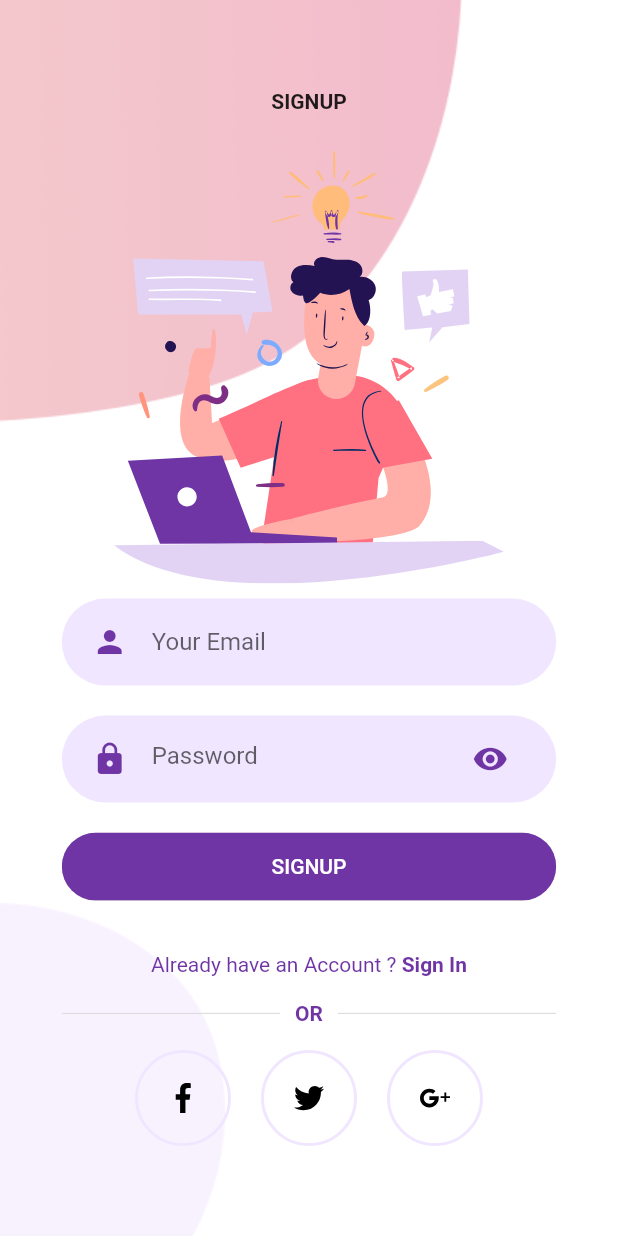
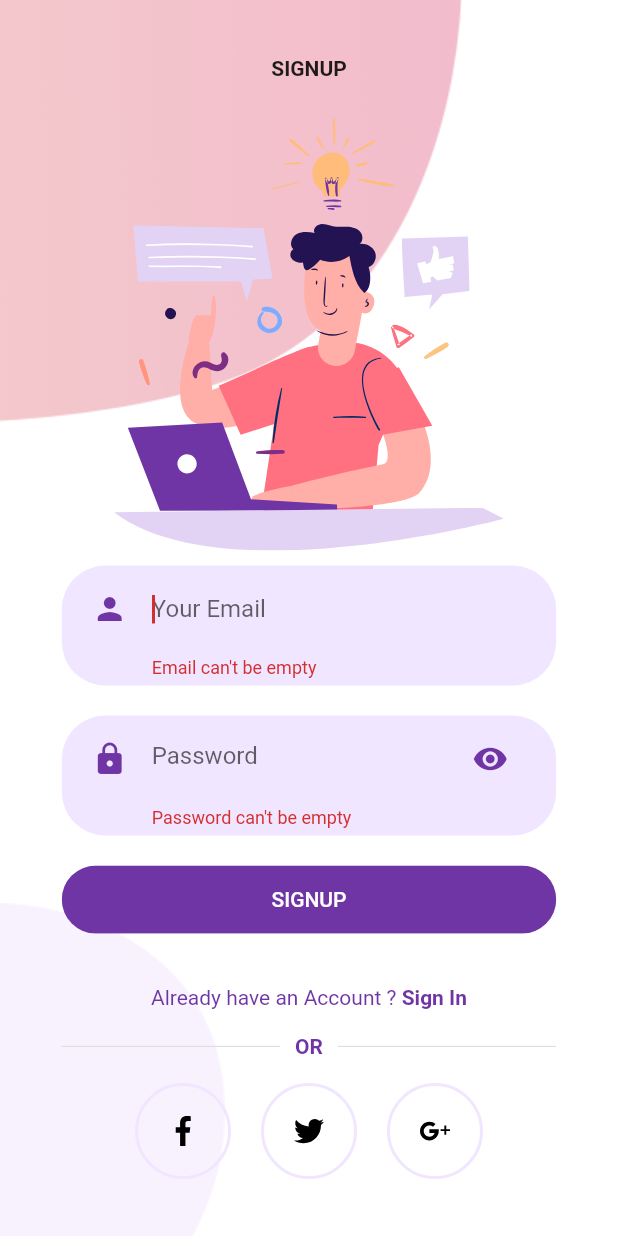
Before and after one commit to olagookundavid/onboarding-screen-, a Flutter app: the RegisterScreen screen opened directly, after a tap on "SIGNUP", on a phone screen of 412 x 824 dp. Run offline on Flutter 3.47's test engine with Material 2 defaults, Android fonts, the phone set to English and light mode, and no system bars; our stand-ins replace firebase_auth, firebase_core, flutter_svg; accounts and stored records are empty.

Commit message:
initialized firebase for project

```diff
--- a/lib/components/rounded_input_field.dart
+++ b/lib/components/rounded_input_field.dart
@@ -3,21 +3,22 @@ import '../constants.dart';
 import 'text_field_container.dart';
 
 class RoundedInputField extends StatelessWidget {
+  final TextEditingController controller;
   final String hintText;
   final IconData icon;
-  final ValueChanged<String> onChanged;
   const RoundedInputField({
     Key? key,
     required this.hintText,
     this.icon = Icons.person,
-    required this.onChanged,
+    required this.controller,
   }) : super(key: key);
 
   @override
   Widget build(BuildContext context) {
     return TextFieldContainer(
-      child: TextField(
-        onChanged: onChanged,
+      child: TextFormField(
+        autofocus: true,
+        controller: controller,
         cursorColor: kPrimaryColor,
         decoration: InputDecoration(
           icon: Icon(
@@ -27,6 +28,18 @@ class RoundedInputField extends StatelessWidget {
           hintText: hintText,
           border: InputBorder.none,
         ),
+        validator: (text) {
+          if (text == null || text.isEmpty) {
+            return 'Email can\'t be empty';
+          }
+          //email regexp matcher
+          if (!RegExp(r"^[a-zA-Z0-9.]+@[a-zA-Z0-9]+\.[a-zA-Z]+")
+              .hasMatch(text)) {
+            return 'Please enter a valid email address';
+          }
+          return null;
+        },
+        autovalidateMode: AutovalidateMode.onUserInteraction,
       ),
     );
   }
--- a/lib/components/rounded_password_field.dart
+++ b/lib/components/rounded_password_field.dart
@@ -1,34 +1,69 @@
 import 'package:flutter/material.dart';
-
 import '../constants.dart';
 import 'text_field_container.dart';
 
-class RoundedPasswordField extends StatelessWidget {
-  final ValueChanged<String> onChanged;
+class RoundedPasswordField extends StatefulWidget {
   const RoundedPasswordField({
     Key? key,
-    required this.onChanged,
+    required this.controller,
   }) : super(key: key);
+
+  final TextEditingController controller;
+
+  @override
+  State<RoundedPasswordField> createState() => _RoundedPasswordFieldState();
+}
+
+class _RoundedPasswordFieldState extends State<RoundedPasswordField> {
+  bool isPassCodeVisible = true;
 
   @override
   Widget build(BuildContext context) {
     return TextFieldContainer(
-      child: TextField(
-        obscureText: true,
-        onChanged: onChanged,
+      child: TextFormField(
+        controller: widget.controller,
+        obscureText: isPassCodeVisible,
         cursorColor: kPrimaryColor,
-        decoration: const InputDecoration(
+        decoration: InputDecoration(
           hintText: "Password",
-          icon: Icon(
+          icon: const Icon(
             Icons.lock,
             color: kPrimaryColor,
           ),
-          suffixIcon: Icon(
-            Icons.visibility,
-            color: kPrimaryColor,
+          suffixIcon: IconButton(
+            tooltip: 'toggle visibility',
+            icon: isPassCodeVisible
+                ? const Icon(
+                    Icons.visibility,
+                    color: kPrimaryColor,
+                  )
+                : const Icon(
+                    Icons.visibility_off,
+                    color: kPrimaryColor,
+                  ),
+            onPressed: () {
+              setState(() {
+                isPassCodeVisible = !isPassCodeVisible;
+              });
+            },
           ),
           border: InputBorder.none,
         ),
+        validator: (text) {
+          if (text == null || text.isEmpty) {
+            return 'Password can\'t be empty';
+          }
+          if (text.length < 6) {
+            return 'Password can\'t be less than 6 words';
+          }
+          //password regexp matcher
+          if (RegExp(
+                  r'^(?=.*?[A-Z])(?=.*?[a-z])(?=.*?[0-9])(?=.*?[!@#\><*~]).{8,}/pre>')
+              .hasMatch(text)) {
+            return 'Password not valid';
+          }
+          return null;
+        },
       ),
     );
   }
--- a/lib/screens/login/loginbody.dart
+++ b/lib/screens/login/loginbody.dart
@@ -1,5 +1,6 @@
 import 'package:flutter/material.dart';
 import 'package:flutter_svg/svg.dart';
+import 'package:onboardingscreen/screens/success/successscreen.dart';
 import '../../components/already_have_an_account_acheck.dart';
 import '../../components/rounded_input_field.dart';
 import '../../components/rounded_password_field.dart';
@@ -7,14 +8,40 @@ import '../../components/roundedbutton.dart';
 import '../register/registerscreen.dart';
 import 'loginbackground.dart';
 
-class LoginBody extends StatelessWidget {
+class LoginBody extends StatefulWidget {
   const LoginBody({Key? key}) : super(key: key);
+
+  @override
+  State<LoginBody> createState() => _LoginBodyState();
+}
+
+class _LoginBodyState extends State<LoginBody> {
+  final _formKey1 = GlobalKey<FormState>();
+
+  late final TextEditingController _email;
+  late final TextEditingController _password;
+
+  @override
+  void initState() {
+    _email = TextEditingController();
+    _password = TextEditingController();
+    super.initState();
+  }
+
+  @override
+  void dispose() {
+    _email.dispose();
+    _password.dispose();
+    super.dispose();
+  }
 
   @override
   Widget build(BuildContext context) {
     Size size = MediaQuery.of(context).size;
     return LoginBackground(
       child: SingleChildScrollView(
+        child: Form(
+          key: _formKey1,
           child: Column(
             mainAxisAlignment: MainAxisAlignment.center,
             children: <Widget>[
@@ -30,14 +57,25 @@ class LoginBody extends StatelessWidget {
               SizedBox(height: size.height * 0.03),
               RoundedInputField(
                 hintText: "Your Email",
-              onChanged: (value) {},
+                controller: _email,
               ),
               RoundedPasswordField(
-              onChanged: (value) {},
+                controller: _password,
               ),
               RoundedButton(
                 text: "LOGIN",
-              press: () {},
+                press: () {
+                  if (_formKey1.currentState!.validate()) {
+                    Navigator.push(
+                      context,
+                      MaterialPageRoute(
+                        builder: (context) {
+                          return const SuccessScreen();
+                        },
+                      ),
+                    );
+                  }
+                },
               ),
               SizedBox(height: size.height * 0.03),
               AlreadyHaveAnAccountCheck(
@@ -52,6 +90,7 @@ class LoginBody extends StatelessWidget {
             ],
           ),
         ),
+      ),
     );
   }
 }
--- a/lib/screens/register/registerbody.dart
+++ b/lib/screens/register/registerbody.dart
@@ -1,22 +1,56 @@
+import 'package:firebase_auth/firebase_auth.dart';
 import 'package:flutter/material.dart';
 import 'package:flutter_svg/svg.dart';
+import 'package:onboardingscreen/services/firebase_auth_methods.dart';
 import '../../components/already_have_an_account_acheck.dart';
 import '../../components/rounded_input_field.dart';
 import '../../components/rounded_password_field.dart';
 import '../../components/roundedbutton.dart';
 import '../login/loginscreen.dart';
+import '../success/successscreen.dart';
 import 'or_divider.dart';
 import 'registerbackground.dart';
 import 'social_icon.dart';
 
-class RegisterBody extends StatelessWidget {
+class RegisterBody extends StatefulWidget {
   const RegisterBody({Key? key}) : super(key: key);
+
+  @override
+  State<RegisterBody> createState() => _RegisterBodyState();
+}
+
+class _RegisterBodyState extends State<RegisterBody> {
+  late final TextEditingController _email;
+  late final TextEditingController _password;
+
+  @override
+  void initState() {
+    _email = TextEditingController();
+    _password = TextEditingController();
+    super.initState();
+  }
+
+  @override
+  void dispose() {
+    _email.dispose();
+    _password.dispose();
+    super.dispose();
+  }
+
+  final _formKey2 = GlobalKey<FormState>();
 
   @override
   Widget build(BuildContext context) {
     Size size = MediaQuery.of(context).size;
+    void signUpUser() async {
+      FirebaseAuthMethods(FirebaseAuth.instance).signUpWithEmail(
+          email: _email.text, password: _password.text, context: context);
+    }
+
     return RegisterBackground(
       child: SingleChildScrollView(
+        child: Form(
+          key: _formKey2,
           child: Column(
             mainAxisAlignment: MainAxisAlignment.center,
             children: <Widget>[
@@ -31,14 +65,26 @@ class RegisterBody extends StatelessWidget {
               ),
               RoundedInputField(
                 hintText: "Your Email",
-              onChanged: (value) {},
+                controller: _email,
               ),
               RoundedPasswordField(
-              onChanged: (value) {},
+                controller: _password,
               ),
               RoundedButton(
                 text: "SIGNUP",
-              press: () {},
+                press: () {
+                  if (_formKey2.currentState!.validate()) {
+                    signUpUser();
+                    Navigator.push(
+                      context,
+                      MaterialPageRoute(
+                        builder: (context) {
+                          return const SuccessScreen();
+                        },
+                      ),
+                    );
+                  }
+                },
               ),
               SizedBox(height: size.height * 0.03),
               AlreadyHaveAnAccountCheck(
@@ -72,6 +118,7 @@ class RegisterBody extends StatelessWidget {
             ],
           ),
         ),
+      ),
     );
   }
 }
--- a/lib/screens/register/social_icon.dart
+++ b/lib/screens/register/social_icon.dart
@@ -5,10 +5,12 @@ import 'package:flutter_svg/flutter_svg.dart';
 class SocalIcon extends StatelessWidget {
   final String iconSrc;
   final Function() press;
+  final String link;
   const SocalIcon({
     Key? key,
     required this.iconSrc,
     required this.press,
+    this.link = '',
   }) : super(key: key);
 
   @override
--- /dev/null
+++ b/lib/services/firebase_auth_methods.dart
@@ -0,0 +1,24 @@
+import 'package:firebase_auth/firebase_auth.dart';
+import 'package:flutter/cupertino.dart';
+
+import '../utils/showSnackBar.dart';
+
+class FirebaseAuthMethods {
+  FirebaseAuthMethods(this._auth);
+  final FirebaseAuth _auth;
+
+  Future<void> signUpWithEmail({
+    required String email,
+    required String password,
+    required BuildContext context,
+  }) async {
+    try {
+      await _auth.createUserWithEmailAndPassword(
+        email: email,
+        password: password,
+      );
+    } on FirebaseAuthException catch (e) {
+      showSnackBar(context, e.message!);
+    }
+  }
+}
--- a/pubspec.yaml
+++ b/pubspec.yaml
@@ -35,6 +35,8 @@ dependencies:
   # Use with the CupertinoIcons class for iOS style icons.
   cupertino_icons: ^1.0.2
   flutter_svg: ^1.0.3
+  firebase_core: ^1.17.1
+  firebase_auth: ^3.3.19
 
 dev_dependencies:
   flutter_test:
```
Also changed, not shown: lib/main.dart (+7 -1 lines), lib/modelclasses/reg_extension.dart (added, +28 -0 lines), lib/screens/success/successscreen.dart (added, +17 -0 lines), lib/utils/showsnackbar.dart (added, +11 -0 lines), lib/firebase_options.dart (added), pubspec.lock. Lines whose indentation alone changed are shown as unchanged.
